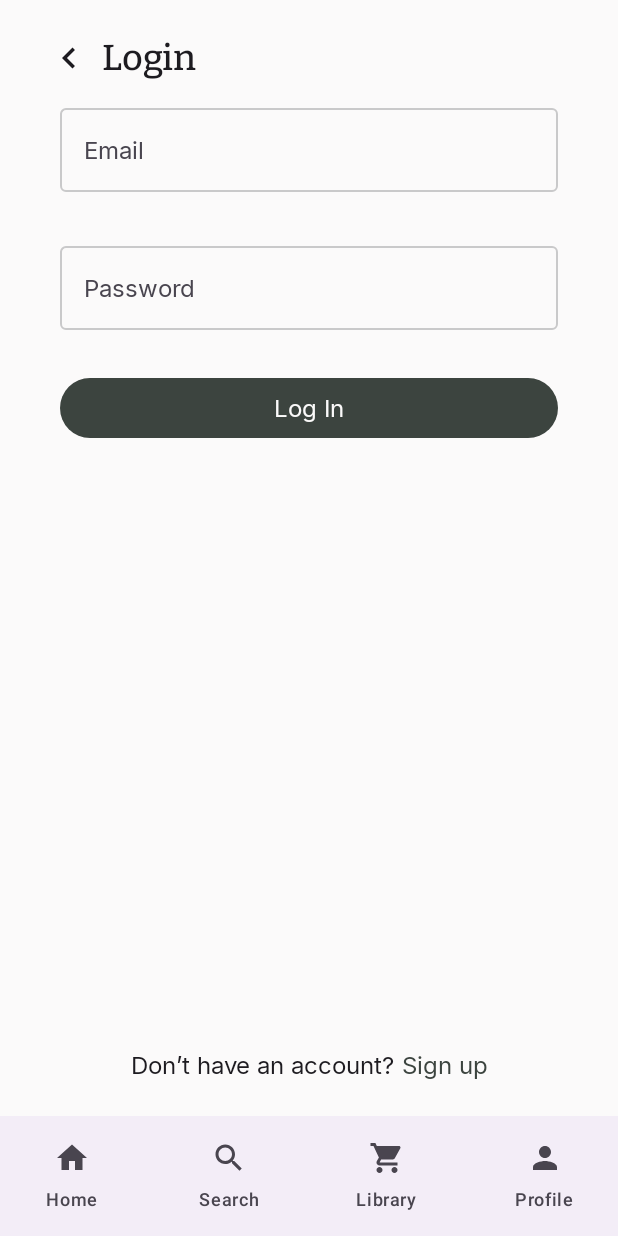
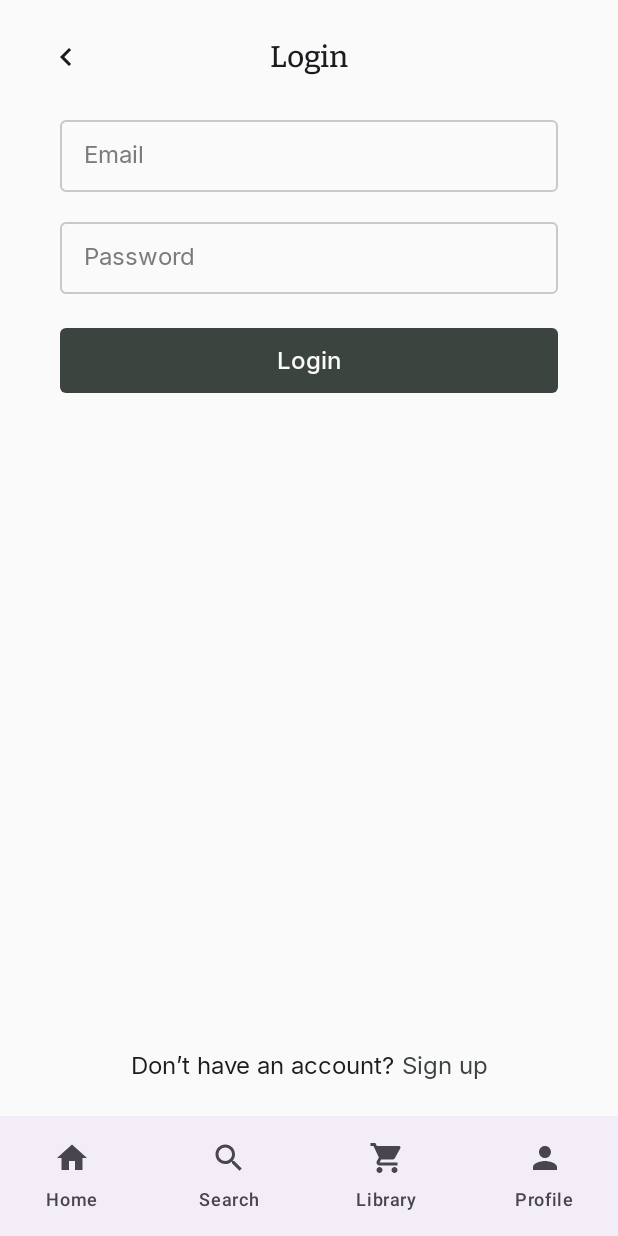
Before and after one commit to yanxyw/loop-mobile, an Android app built with Jetpack Compose: the screen it shows after launch (MainActivity), after a tap on "Login", on a phone screen of 412 x 824 dp. Run offline under Robolectric (Android 15) with nearby library versions, the phone set to English and light mode, and no system bars.

Commit message:
Customize app button and input field android

```diff
--- a/androidApp/src/main/kotlin/com/loop/mobile/presentation/auth/login/LoginScreen.kt
+++ b/androidApp/src/main/kotlin/com/loop/mobile/presentation/auth/login/LoginScreen.kt
@@ -12,9 +12,6 @@ import androidx.compose.foundation.layout.fillMaxWidth
 import androidx.compose.foundation.layout.height
 import androidx.compose.foundation.layout.padding
 import androidx.compose.foundation.layout.size
-import androidx.compose.foundation.layout.width
-import androidx.compose.material3.Button
-import androidx.compose.material3.CircularProgressIndicator
 import androidx.compose.material3.MaterialTheme
 import androidx.compose.material3.Text
 import androidx.compose.runtime.Composable
@@ -36,6 +33,7 @@ import androidx.navigation.NavController
 import androidx.compose.material.icons.Icons
 import androidx.compose.material.icons.automirrored.filled.KeyboardArrowLeft
 import androidx.compose.material3.Icon
+import com.loop.mobile.presentation.components.AppButton
 import com.loop.mobile.presentation.components.InputField
 import com.loop.mobile.presentation.navigation.Screen
 import org.koin.compose.koinInject
@@ -76,23 +74,25 @@ fun LoginScreen(navController: NavController) {
         )
 
         // Top: Back Icon + Title Row
-        Row(
-            verticalAlignment = Alignment.CenterVertically,
+        Box(
             modifier = Modifier
                 .padding(top = 24.dp, start = 32.dp, end = 32.dp)
                 .align(Alignment.TopStart)
+                .fillMaxWidth()
+                .height(28.dp)
         ) {
             Icon(
                 imageVector = Icons.AutoMirrored.Filled.KeyboardArrowLeft,
                 contentDescription = "Back",
                 modifier = Modifier
                     .clickable { navController.popBackStack() }
-                    .size(28.dp)
+                    .size(24.dp)
+                    .align(Alignment.CenterStart)
             )
-            Spacer(modifier = Modifier.width(8.dp))
             Text(
                 "Login",
                 style = MaterialTheme.typography.headlineMedium,
+                modifier = Modifier.align(Alignment.Center)
             )
         }
 
@@ -101,7 +101,7 @@ fun LoginScreen(navController: NavController) {
             modifier = Modifier
                 .fillMaxWidth()
                 .padding(horizontal = 40.dp)
-                .padding(top = 64.dp), // push below top row
+                .padding(top = 72.dp), // push below top row
             verticalArrangement = Arrangement.Top,
             horizontalAlignment = Alignment.CenterHorizontally
         ) {
@@ -115,6 +115,8 @@ fun LoginScreen(navController: NavController) {
                 keyboardType = KeyboardType.Email,
                 onImeAction = { passwordFocusRequester.requestFocus() }
             )
+
+            Spacer(modifier = Modifier.height(12.dp))
 
             InputField(
                 value = state.password,
@@ -131,7 +133,7 @@ fun LoginScreen(navController: NavController) {
                 focusRequester = passwordFocusRequester
             )
 
-//            Spacer(modifier = Modifier.height(16.dp))
+            Spacer(modifier = Modifier.height(20.dp))
 
             if (state.error != null) {
                 Text(
@@ -142,24 +144,12 @@ fun LoginScreen(navController: NavController) {
                 Spacer(modifier = Modifier.height(8.dp))
             }
 
-            Button(
+            AppButton(
                 onClick = { viewModel.onIntent(LoginAction.OnLogin) },
                 enabled = !state.isLoading,
-                modifier = Modifier.fillMaxWidth()
+                isLoading = state.isLoading,
             ) {
-                if (state.isLoading) {
-                    CircularProgressIndicator(
-                        color = MaterialTheme.colorScheme.onPrimary,
-                        modifier = Modifier
-                            .size(20.dp)
-                            .padding(end = 8.dp),
-                        strokeWidth = 2.dp
-                    )
-                    Spacer(modifier = Modifier.width(8.dp))
-                    Text("Logging In...")
-                } else {
-                    Text("Log In")
-                }
+                Text("Login")
             }
 
             if (state.isSuccess) {
--- /dev/null
+++ b/androidApp/src/main/kotlin/com/loop/mobile/presentation/components/AppButton.kt
@@ -0,0 +1,68 @@
+package com.loop.mobile.presentation.components
+
+import androidx.compose.foundation.layout.PaddingValues
+import androidx.compose.foundation.layout.RowScope
+import androidx.compose.foundation.layout.Spacer
+import androidx.compose.foundation.layout.fillMaxWidth
+import androidx.compose.foundation.layout.padding
+import androidx.compose.foundation.layout.size
+import androidx.compose.foundation.layout.width
+import androidx.compose.material3.Button
+import androidx.compose.material3.CircularProgressIndicator
+import androidx.compose.material3.MaterialTheme
+import androidx.compose.material3.Text
+import androidx.compose.runtime.Composable
+import androidx.compose.foundation.shape.RoundedCornerShape
+import androidx.compose.ui.Modifier
+import androidx.compose.ui.unit.Dp
+import androidx.compose.ui.unit.dp
+
+@Composable
+fun AppButton(
+    onClick: () -> Unit,
+    modifier: Modifier = Modifier,
+    enabled: Boolean = true,
+    isLoading: Boolean = false,
+    width: Dp? = null,
+    cornerRadii: CornerRadii = CornerRadii(), // custom data class below
+    contentPadding: PaddingValues = PaddingValues(12.dp),
+    content: @Composable RowScope.() -> Unit
+) {
+    val shape = RoundedCornerShape(
+        topStart = cornerRadii.topStart,
+        topEnd = cornerRadii.topEnd,
+        bottomEnd = cornerRadii.bottomEnd,
+        bottomStart = cornerRadii.bottomStart
+    )
+
+    val widthModifier = if (width != null) modifier.width(width) else modifier.fillMaxWidth()
+
+    Button(
+        onClick = onClick,
+        modifier = widthModifier,
+        enabled = enabled,
+        shape = shape,
+        contentPadding = contentPadding,
+    ) {
+        if (isLoading) {
+            CircularProgressIndicator(
+                color = MaterialTheme.colorScheme.onPrimary,
+                modifier = Modifier
+                    .size(20.dp)
+                    .padding(end = 8.dp),
+                strokeWidth = 2.dp
+            )
+            Spacer(modifier = Modifier.width(8.dp))
+            Text("Loading...")
+        } else {
+            content()
+        }
+    }
+}
+
+data class CornerRadii(
+    val topStart: Dp = 4.dp,
+    val topEnd: Dp = 4.dp,
+    val bottomEnd: Dp = 4.dp,
+    val bottomStart: Dp = 4.dp
+)
--- a/androidApp/src/main/kotlin/com/loop/mobile/presentation/components/InputField.kt
+++ b/androidApp/src/main/kotlin/com/loop/mobile/presentation/components/InputField.kt
@@ -1,13 +1,32 @@
 package com.loop.mobile.presentation.components
 
+import android.annotation.SuppressLint
+import androidx.compose.animation.AnimatedVisibility
+import androidx.compose.animation.animateContentSize
+import androidx.compose.animation.core.EaseInCubic
+import androidx.compose.animation.core.EaseOutCubic
+import androidx.compose.animation.core.animateFloatAsState
+import androidx.compose.animation.core.tween
+import androidx.compose.animation.fadeIn
+import androidx.compose.animation.fadeOut
+import androidx.compose.animation.slideInVertically
+import androidx.compose.animation.slideOutVertically
+import androidx.compose.foundation.background
+import androidx.compose.foundation.border
+import androidx.compose.foundation.interaction.MutableInteractionSource
 import androidx.compose.foundation.layout.Box
+import androidx.compose.foundation.layout.Column
+import androidx.compose.foundation.layout.fillMaxSize
 import androidx.compose.foundation.layout.fillMaxWidth
 import androidx.compose.foundation.layout.height
+import androidx.compose.foundation.layout.offset
+import androidx.compose.foundation.layout.padding
+import androidx.compose.foundation.shape.RoundedCornerShape
+import androidx.compose.foundation.text.BasicTextField
 import androidx.compose.foundation.text.KeyboardActions
 import androidx.compose.foundation.text.KeyboardOptions
+import androidx.compose.material3.LocalTextStyle
 import androidx.compose.material3.MaterialTheme
-import androidx.compose.material3.OutlinedTextField
-import androidx.compose.material3.OutlinedTextFieldDefaults
 import androidx.compose.material3.Text
 import androidx.compose.runtime.Composable
 import androidx.compose.runtime.getValue
@@ -15,15 +34,21 @@ import androidx.compose.runtime.mutableStateOf
 import androidx.compose.runtime.remember
 import androidx.compose.runtime.setValue
 import androidx.compose.ui.Modifier
+import androidx.compose.ui.draw.scale
 import androidx.compose.ui.focus.FocusRequester
 import androidx.compose.ui.focus.focusRequester
 import androidx.compose.ui.focus.onFocusChanged
+import androidx.compose.ui.graphics.Color
+import androidx.compose.ui.graphics.SolidColor
 import androidx.compose.ui.text.input.ImeAction
 import androidx.compose.ui.text.input.KeyboardType
 import androidx.compose.ui.text.input.PasswordVisualTransformation
 import androidx.compose.ui.text.input.VisualTransformation
 import androidx.compose.ui.unit.dp
+import androidx.compose.ui.unit.sp
+import androidx.compose.ui.zIndex
 
+@SuppressLint("UseOfNonLambdaOffsetOverload")
 @Composable
 fun InputField(
     value: String,
@@ -35,33 +60,84 @@ fun InputField(
     imeAction: ImeAction,
     keyboardType: KeyboardType = KeyboardType.Text,
     onImeAction: () -> Unit,
-    focusRequester: FocusRequester? = null
+    focusRequester: FocusRequester? = null,
 ) {
     var wasFocused by remember { mutableStateOf(false) }
+    var isFocused by remember { mutableStateOf(false) }
+    val interactionSource = remember { MutableInteractionSource() }
 
-    OutlinedTextField(
+    // Check if label should be floating (focused or has content)
+    val shouldFloat = isFocused || value.isNotEmpty()
+
+    // Animation for label position and size
+    val labelOffsetY by animateFloatAsState(
+        targetValue = if (shouldFloat) -10f else 13f,
+        animationSpec = tween(150), label = ""
+    )
+    val labelOffsetX by animateFloatAsState(
+        targetValue = if (shouldFloat) 8f else 12f,
+        animationSpec = tween(150), label = ""
+    )
+    val labelScale by animateFloatAsState(
+        targetValue = if (shouldFloat) 0.75f else 1f,
+        animationSpec = tween(150), label = ""
+    )
+
+    // Colors
+    val borderColor = when {
+        error != null -> MaterialTheme.colorScheme.error
+        isFocused -> MaterialTheme.colorScheme.outline
+        else -> MaterialTheme.colorScheme.outlineVariant
+    }
+
+    val labelColor = when {
+        error != null -> MaterialTheme.colorScheme.error
+        isFocused -> MaterialTheme.colorScheme.onSurface
+        else -> MaterialTheme.colorScheme.outline
+    }
+
+    Column(modifier = modifier.animateContentSize(
+        animationSpec = tween(300, easing = EaseOutCubic)
+    )) {
+        Box(
+            modifier = Modifier.fillMaxWidth().padding(top = 8.dp)
+        ) {
+            // Border container
+            Box(
+                modifier = Modifier
+                    .fillMaxWidth()
+                    .height(48.dp)
+                    .border(
+                        width = 1.dp,
+                        color = borderColor,
+                        shape = RoundedCornerShape(4.dp)
+                    )
+            ) {
+                // Text Input
+                BasicTextField(
                     value = value,
                     onValueChange = onValueChange,
-        label = { Text(label) },
-        isError = error != null,
-        supportingText = {
-            Box(modifier = Modifier.height(24.dp)) {
-                if (error != null) {
-                    Text(error, color = MaterialTheme.colorScheme.error)
-                }
-            }
+                    modifier = Modifier
+                        .fillMaxSize()
+                        .padding(
+                            start = 16.dp,
+                            end = 16.dp,
+                            top = 12.dp, // Reduced vertical padding
+                            bottom = 8.dp // Reduced vertical padding
+                        )
+                        .then(focusRequester?.let { Modifier.focusRequester(it) } ?: Modifier)
+                        .onFocusChanged { focusState ->
+                            isFocused = focusState.isFocused
+                            if (wasFocused && !focusState.isFocused) onBlur()
+                            wasFocused = focusState.isFocused
                         },
-
+                    textStyle = LocalTextStyle.current.copy(
+                        color = MaterialTheme.colorScheme.onSurface,
+                        fontSize = 16.sp
+                    ),
                     singleLine = true,
                     visualTransformation = if (keyboardType == KeyboardType.Password)
                         PasswordVisualTransformation() else VisualTransformation.None,
-        modifier = modifier
-            .fillMaxWidth()
-            .then((focusRequester?.let { Modifier.focusRequester(it) } ?: Modifier))
-            .onFocusChanged {
-                if (wasFocused && !it.isFocused) onBlur()
-                wasFocused = it.isFocused
-            },
                     keyboardOptions = KeyboardOptions.Default.copy(
                         imeAction = imeAction,
                         keyboardType = keyboardType
@@ -69,13 +145,53 @@ fun InputField(
                     keyboardActions = KeyboardActions(
                         onAny = { onImeAction() }
                     ),
-        colors = OutlinedTextFieldDefaults.colors(
-            focusedBorderColor = MaterialTheme.colorScheme.outline,
-            unfocusedBorderColor = MaterialTheme.colorScheme.outlineVariant,
-            errorBorderColor = MaterialTheme.colorScheme.error,
-            focusedLabelColor = MaterialTheme.colorScheme.onSurface,
-            unfocusedLabelColor = MaterialTheme.colorScheme.onSurfaceVariant,
-            errorLabelColor = MaterialTheme.colorScheme.error
-        )
+                    interactionSource = interactionSource,
+                    cursorBrush = SolidColor(MaterialTheme.colorScheme.primary)
                 )
             }
+
+            // Floating Label (rendered on top)
+            Text(
+                text = label,
+                color = labelColor,
+                fontSize = 16.sp,
+                modifier = Modifier
+                    .offset(
+                        x = labelOffsetX.dp,
+                        y = labelOffsetY.dp
+                    )
+                    .scale(labelScale)
+                    .background(
+                        if (shouldFloat) MaterialTheme.colorScheme.background else Color.Transparent,
+                        RoundedCornerShape(2.dp)
+                    )
+                    .padding(horizontal = 4.dp)
+                    .zIndex(1f) // Ensure label is on top
+            )
+        }
+
+        // Supporting text (error message)
+        AnimatedVisibility(
+            visible = error != null,
+            enter = slideInVertically(
+                initialOffsetY = { -it / 2 },
+                animationSpec = tween(300, easing = EaseOutCubic)
+            ) + fadeIn(
+                animationSpec = tween(300, easing = EaseOutCubic)
+            ),
+            exit = slideOutVertically(
+                targetOffsetY = { -it / 2 },
+                animationSpec = tween(200, easing = EaseInCubic)
+            ) + fadeOut(
+                animationSpec = tween(200, easing = EaseInCubic)
+            )
+        ) {
+            Text(
+                text = error ?: "",
+                color = MaterialTheme.colorScheme.error,
+                fontSize = 12.sp,
+                modifier = Modifier.padding(start = 16.dp, top = 4.dp)
+            )
+        }
+    }
+}
--- a/shared/src/androidMain/kotlin/com/loop/mobile/presentation/theme/ColorSchemeMapper.kt
+++ b/shared/src/androidMain/kotlin/com/loop/mobile/presentation/theme/ColorSchemeMapper.kt
@@ -12,7 +12,8 @@ fun AppColorScheme.toLightColorScheme(): ColorScheme = lightColorScheme(
     surface = Color(surface),
     onSurface = Color(onSurface),
     outline = Color(outline),
-    outlineVariant = Color(outlineVariant)
+    outlineVariant = Color(outlineVariant),
+    error = Color(error)
 )
 
 fun AppColorScheme.toDarkColorScheme(): ColorScheme = darkColorScheme(
@@ -22,5 +23,6 @@ fun AppColorScheme.toDarkColorScheme(): ColorScheme = darkColorScheme(
     surface = Color(surface),
     onSurface = Color(onSurface),
     outline = Color(outline),
-    outlineVariant = Color(outlineVariant)
+    outlineVariant = Color(outlineVariant),
+    error = Color(error)
 )
--- a/shared/src/androidMain/kotlin/com/loop/mobile/presentation/theme/Typography.kt
+++ b/shared/src/androidMain/kotlin/com/loop/mobile/presentation/theme/Typography.kt
@@ -32,7 +32,7 @@ val Typography = Typography(
     headlineMedium = TextStyle(
         fontFamily = Bitter,
         fontWeight = FontWeight.Medium,
-        fontSize = 24.sp
+        fontSize = 20.sp
     ),
     titleLarge = TextStyle(
         fontFamily = Bitter,
@@ -56,7 +56,7 @@ val Typography = Typography(
     ),
     labelLarge = TextStyle(
         fontFamily = Inter,
-        fontWeight = FontWeight.Normal,
+        fontWeight = FontWeight.Medium,
         fontSize = 16.sp
     )
 )
--- a/shared/src/commonMain/kotlin/com/loop/mobile/presentation/theme/AppColors.kt
+++ b/shared/src/commonMain/kotlin/com/loop/mobile/presentation/theme/AppColors.kt
@@ -8,6 +8,7 @@ object AppColors {
     const val onSurfaceLight = 0xFF272829;
     const val outlineLight = 0xFF797C7E;
     const val outlineVariantLight = 0xFFC9C9CA;
+    const val errorLight = 0xFFC3654A;
 
     const val backgroundDark = 0xFF1E1E1F;
     const val primaryDark = 0xFFC2B27F;
@@ -16,4 +17,5 @@ object AppColors {
     const val onSurfaceDark = 0xFFEAECED;
     const val outlineDark = 0xFF797C7E;
     const val outlineVariantDark = 0xFF515253;
+    const val errorDark = 0xFFC3654A;
 }
--- a/shared/src/commonMain/kotlin/com/loop/mobile/presentation/theme/AppTheme.kt
+++ b/shared/src/commonMain/kotlin/com/loop/mobile/presentation/theme/AppTheme.kt
@@ -11,7 +11,8 @@ data class AppColorScheme(
     val surface: Long,
     val onSurface: Long,
     val outline: Long,
-    val outlineVariant: Long
+    val outlineVariant: Long,
+    val error: Long
 )
 
 object AppTheme {
@@ -22,7 +23,8 @@ object AppTheme {
         surface = AppColors.surfaceLight,
         onSurface = AppColors.onSurfaceLight,
         outline = AppColors.outlineLight,
-        outlineVariant = AppColors.outlineVariantLight
+        outlineVariant = AppColors.outlineVariantLight,
+        error = AppColors.errorLight
     )
 
     val darkColors = AppColorScheme(
@@ -32,7 +34,8 @@ object AppTheme {
         surface = AppColors.surfaceDark,
         onSurface = AppColors.onSurfaceDark,
         outline = AppColors.outlineDark,
-        outlineVariant = AppColors.outlineVariantDark
+        outlineVariant = AppColors.outlineVariantDark,
+        error = AppColors.errorDark
     )
 }
 
```
Lines whose indentation alone changed are shown as unchanged.
